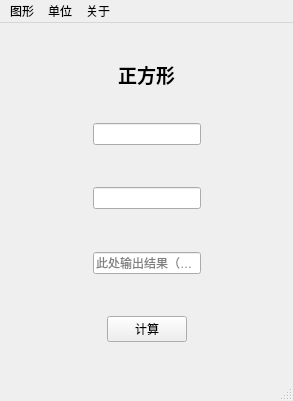
Before: the Qt Designer form AreaCalculatorPro/calculator.ui in Ethereal0621/AreaCalculator, drawn with Qt 5.
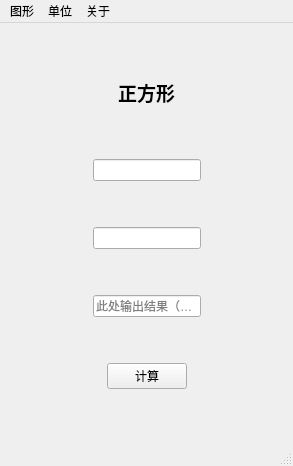
After: the same form once the commit is applied. Icons and pictures are not drawn.

Commit message: 主窗口图标修改

```diff
--- a/AreaCalculatorPro/calculator.ui
+++ b/AreaCalculatorPro/calculator.ui
@@ -7,7 +7,7 @@
     <x>0</x>
     <y>0</y>
     <width>293</width>
-    <height>401</height>
+    <height>466</height>
    </rect>
   </property>
   <property name="sizePolicy">
```
Left out of the diff: 4 changed lines with no effect on the pictures. The commit also changes 2 other files.
